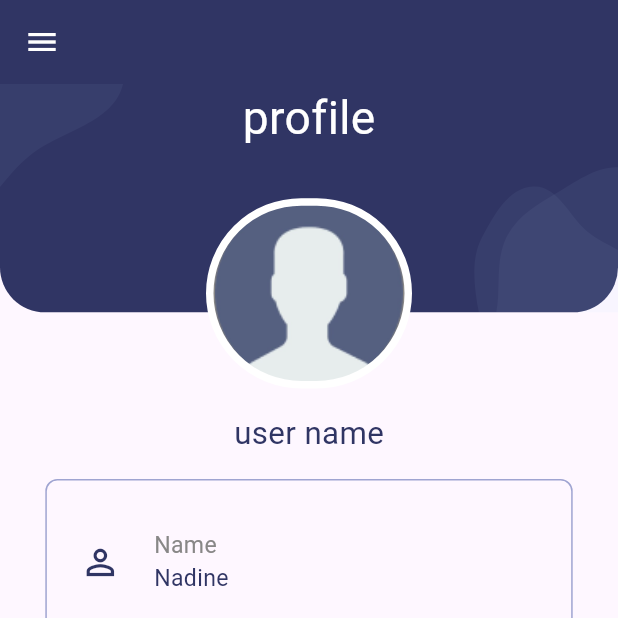
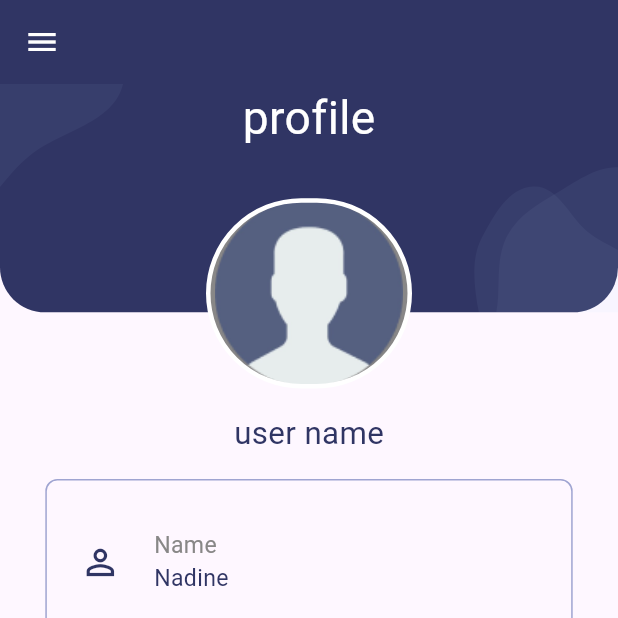
Before and after one commit to MagdKamaldev/fixer-app, a Flutter app: the HomeView screen opened by its route, item 4 of the bottom bar chosen, on a phone screen of 412 x 824 dp, the top half of it. Run offline on Flutter 3.47's test engine with Material 3 defaults, Android fonts, the phone set to English and light mode, and no system bars; drawn by our look-alikes of google_nav_bar; our stand-ins replace country_picker, dartz, dio, firebase_auth, firebase_core, flutter_bloc and 15 more; accounts and stored records are empty; project files that could hold a hidden picture were left out.

Commit message:
profile edit width

```diff
--- a/lib/features/home/presentation/profile_view/presentation/views/widgets/profile_picture_container.dart
+++ b/lib/features/home/presentation/profile_view/presentation/views/widgets/profile_picture_container.dart
@@ -14,11 +14,11 @@ class ProfilePictureContainer extends StatelessWidget {
       margin: EdgeInsets.only(top: 75.h),
       decoration: BoxDecoration(
         color: ColorManager.grey,
-        borderRadius: BorderRadius.circular(70.sp),
+        borderRadius: BorderRadius.circular(60.sp),
         image:const DecorationImage(image: AssetImage("assets/images/profile_photo.png"),
         fit: BoxFit.contain
         ),
-        border: Border.all(width:5,color: ColorManager.white)
+        border: Border.all(width:3,color: ColorManager.white)
       ),
     );
   }
```
